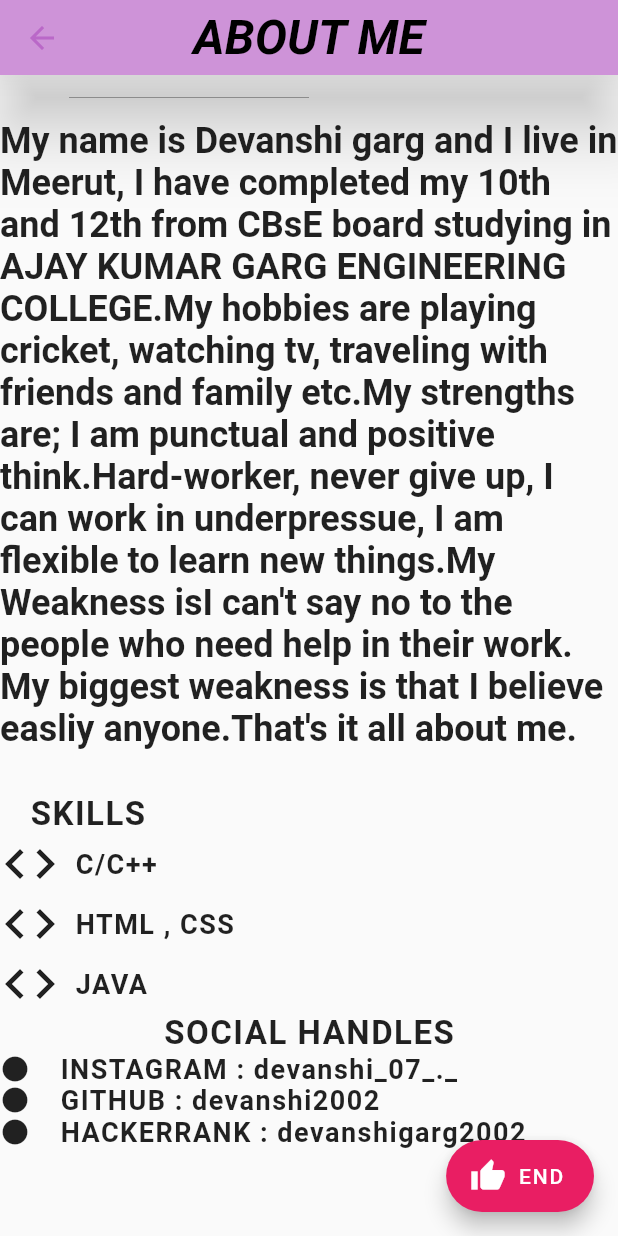
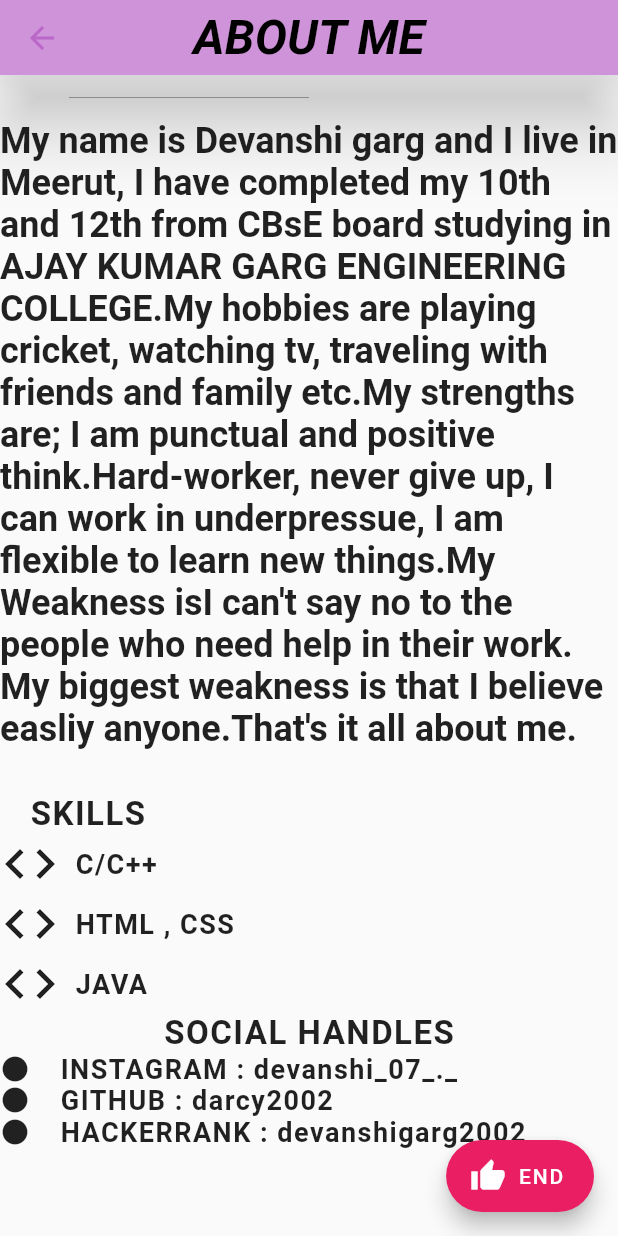
Before and after one commit to devanshi2002/projects, a Flutter app: the screen it shows after launch, after a tap on the "navigate next" icon, on a phone screen of 412 x 824 dp. Run offline on Flutter 3.47's test engine with Material 2 defaults, Android fonts, the phone set to English and light mode, and no system bars.

Commit message:
my portfolio

```diff
--- a/lib/main.dart
+++ b/lib/main.dart
@@ -198,7 +198,7 @@ class App extends StatelessWidget {
                                         width: 20,
                                       ),
                                       Text(
-                                        "GITHUB : devanshi2002",
+                                        "GITHUB : darcy2002",
                                         style: TextStyle(
                                             //backgroundColor: Colors.pu] color: Colors.purple[900],
                                             fontSize: 18,
```
